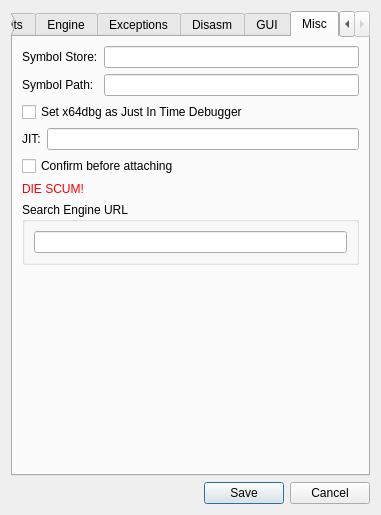
Before: the Qt Designer form src/gui/Src/Gui/SettingsDialog.ui in x64dbg/x64dbg, drawn with Qt 5.
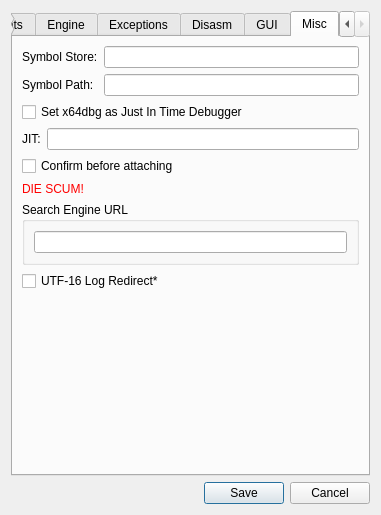
After: the same form once the commit is applied. The open tabs and pages were chosen to show the change. Icons and pictures are not drawn.

Commit message: GUI: option for UTF16 log redirection

```diff
--- a/src/gui/Src/Gui/SettingsDialog.ui
+++ b/src/gui/Src/Gui/SettingsDialog.ui
@@ -685,6 +685,13 @@
          </item>
         </layout>
        </item>
+       <item>
+        <widget class="QCheckBox" name="chkUtf16LogRedirect">
+         <property name="text">
+          <string>UTF-16 Log Redirect*</string>
+         </property>
+        </widget>
+       </item>
        <item>
         <spacer name="verticalSpacer_3">
          <property name="orientation">
```
The commit also changes 6 other files.
